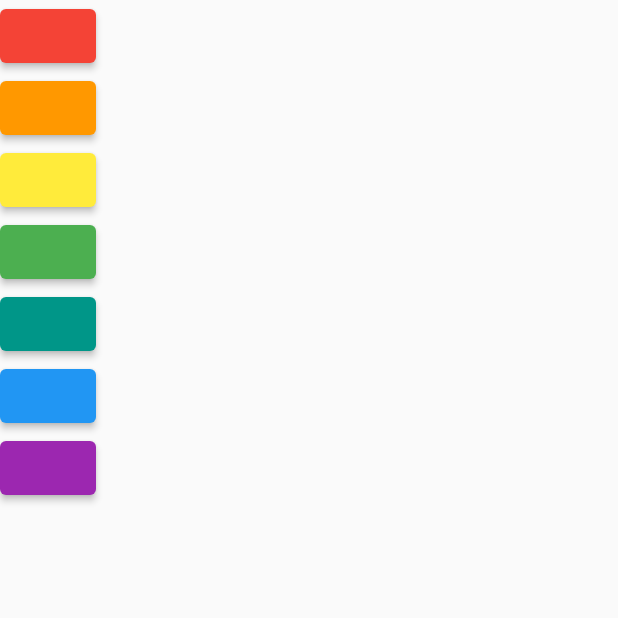
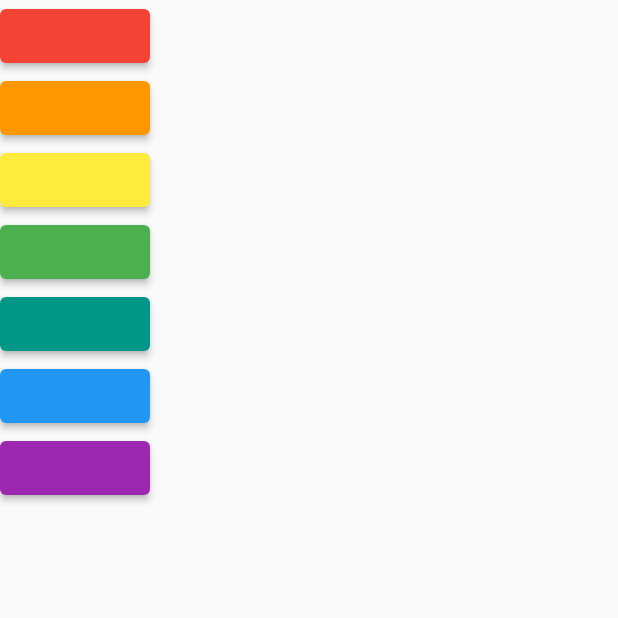
Before and after one commit to Jordan-erifried/Xylophone-App, a Flutter app: the screen it shows after launch, on a phone screen of 412 x 824 dp, the top half of it. Run offline on Flutter 3.47's test engine with Material 2 defaults, Android fonts, the phone set to English and light mode, and no system bars; our stand-ins replace audioplayers.

Commit message:
Adding SizedBox and with on button

```diff
--- a/lib/main.dart
+++ b/lib/main.dart
@@ -18,7 +18,9 @@ class XylophoneApp extends StatelessWidget {
           child: Column(
             //mainAxisAlignment: MainAxisAlignment.spaceEvenly,
             children: <Widget>[
-              ElevatedButton(
+              SizedBox(
+                width: 100.0,
+                child: ElevatedButton(
                   onPressed: () {
                     final player = AudioCache();
                     player.play('note1.wav');
@@ -28,8 +30,11 @@ class XylophoneApp extends StatelessWidget {
                     primary: Colors.red,
                   ),
                 ),
+              ),
 
-              ElevatedButton(
+              SizedBox(
+                width: 100.0,
+                child: ElevatedButton(
                   onPressed: () {
                     final player = AudioCache();
                     player.play('note2.wav');
@@ -39,8 +44,11 @@ class XylophoneApp extends StatelessWidget {
                     primary: Colors.orange,
                   ),
                 ),
+              ),
 
-              ElevatedButton(
+              SizedBox(
+                width: 100.0,
+                child: ElevatedButton(
                   onPressed: () {
                     final player = AudioCache();
                     player.play('note3.wav');
@@ -50,8 +58,11 @@ class XylophoneApp extends StatelessWidget {
                     primary: Colors.yellow,
                   ),
                 ),
+              ),
 
-              ElevatedButton(
+              SizedBox(
+                width: 100.0,
+                child: ElevatedButton(
                   onPressed: () {
                     final player = AudioCache();
                     player.play('note4.wav');
@@ -61,8 +72,11 @@ class XylophoneApp extends StatelessWidget {
                     primary: Colors.green,
                   ),
                 ),
+              ),
 
-              ElevatedButton(
+              SizedBox(
+                width: 100.0,
+                child: ElevatedButton(
                   onPressed: () {
                     final player = AudioCache();
                     player.play('note5.wav');
@@ -72,8 +86,11 @@ class XylophoneApp extends StatelessWidget {
                     primary: Colors.teal,
                   ),
                 ),
+              ),
 
-              ElevatedButton(
+              SizedBox(
+                width: 100.0,
+                child: ElevatedButton(
                   onPressed: () {
                     final player = AudioCache();
                     player.play('note6.wav');
@@ -83,8 +100,11 @@ class XylophoneApp extends StatelessWidget {
                     primary: Colors.blue,
                   ),
                 ),
+              ),
 
-              ElevatedButton(
+              SizedBox(
+                width: 100.0,
+                child: ElevatedButton(
                   onPressed: () {
                     final player = AudioCache();
                     player.play('note7.wav');
@@ -94,6 +114,7 @@ class XylophoneApp extends StatelessWidget {
                     primary: Colors.purple,
                   ),
                 ),
+              ),
             ],
           ),
         ),
```
Lines whose indentation alone changed are shown as unchanged.
